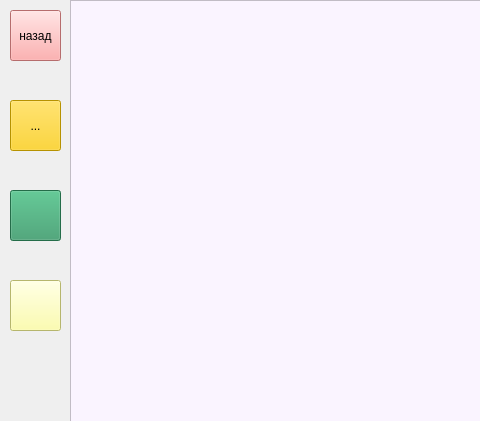
The window that main_window.ui (ewestro/MESS-2.0) describes before a commit, drawn with Qt 5; both pictures show x 0 to 480 and y 0 to 421 of the 747 by 744 pixel window.
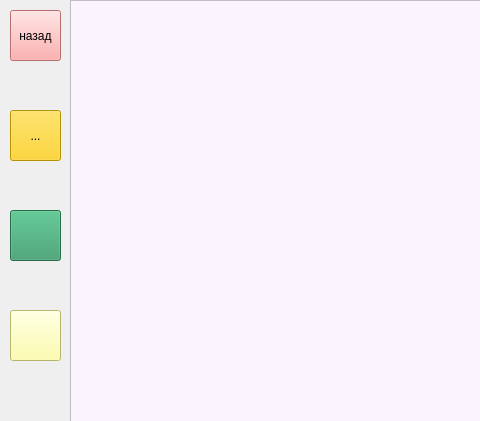
The same window after the commit. Icons and pictures are not drawn.

```diff
--- a/main_window.ui
+++ b/main_window.ui
@@ -63,7 +63,7 @@
     <property name="geometry">
      <rect>
       <x>10</x>
-      <y>100</y>
+      <y>110</y>
       <width>51</width>
       <height>51</height>
      </rect>
@@ -79,7 +79,7 @@
     <property name="geometry">
      <rect>
       <x>10</x>
-      <y>190</y>
+      <y>210</y>
       <width>51</width>
       <height>51</height>
      </rect>
@@ -164,7 +164,7 @@
     <property name="geometry">
      <rect>
       <x>10</x>
-      <y>280</y>
+      <y>310</y>
       <width>51</width>
       <height>51</height>
      </rect>
```
